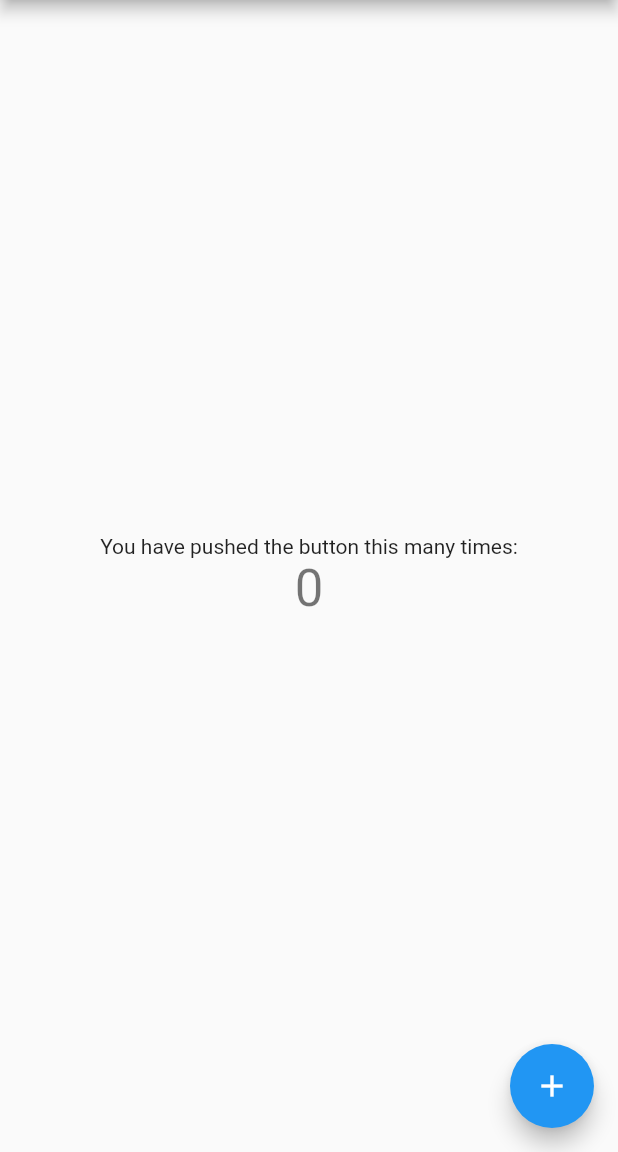
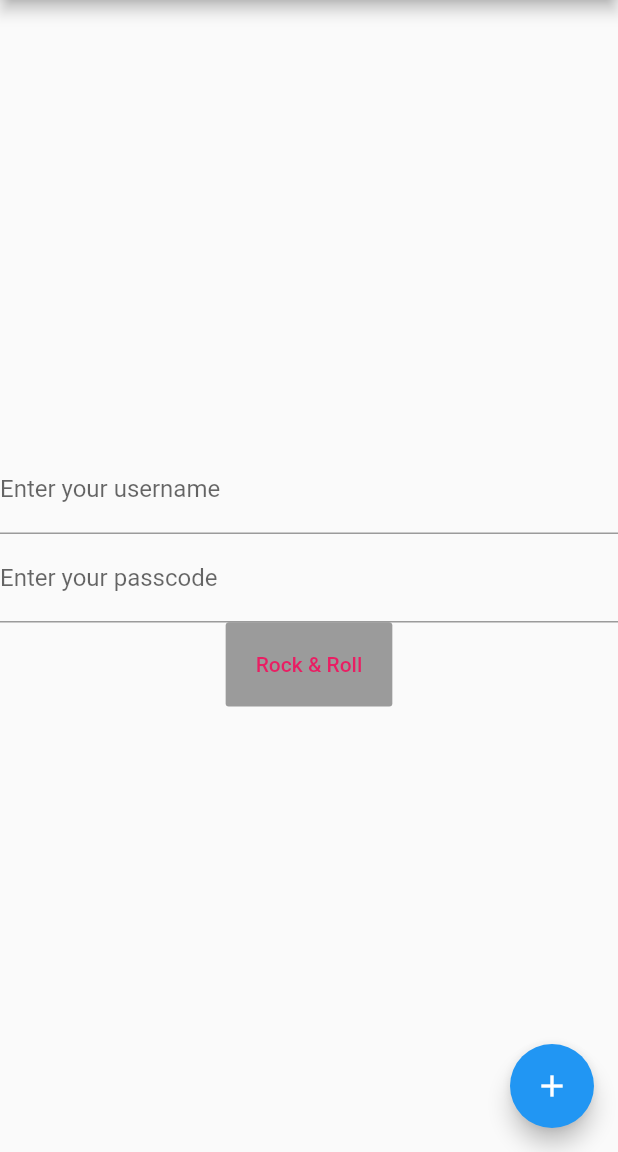
Before and after one commit to arj1496/flutter_app, a Flutter app: the screen it shows after launch, on a phone screen of 412 x 824 dp, the part 84-1236 px from its top. Run offline on Flutter 3.47's test engine with Material 2 defaults, Android fonts, the phone set to English and light mode, and no system bars; statements that could not run were skipped.

Commit message:
Update main.dart
textfiled

```diff
--- a/lib/main.dart
+++ b/lib/main.dart
@@ -91,12 +91,24 @@ class _MyHomePageState extends State<MyHomePage> {
           // horizontal).
           mainAxisAlignment: MainAxisAlignment.center,
           children: <Widget>[
-            Text(
-              'You have pushed the button this many times:',
+            TextFormField(
+              decoration: InputDecoration(
+                  labelText: 'Enter your username'
+              ),
             ),
-            Text(
-              '$_counter',
-              style: Theme.of(context).textTheme.display1,
+            TextFormField(
+              decoration: InputDecoration(
+                  labelText: 'Enter your passcode'
+              ),
+            ),
+            RaisedButton(
+              child: Text("Rock & Roll"),
+              onPressed: _changeText,
+              color: Colors.black,
+              textColor: Colors.pink,
+              padding: EdgeInsets.fromLTRB(20, 20, 20, 20),
+              splashColor: Colors.grey,
+
             ),
           ],
         ),
```
